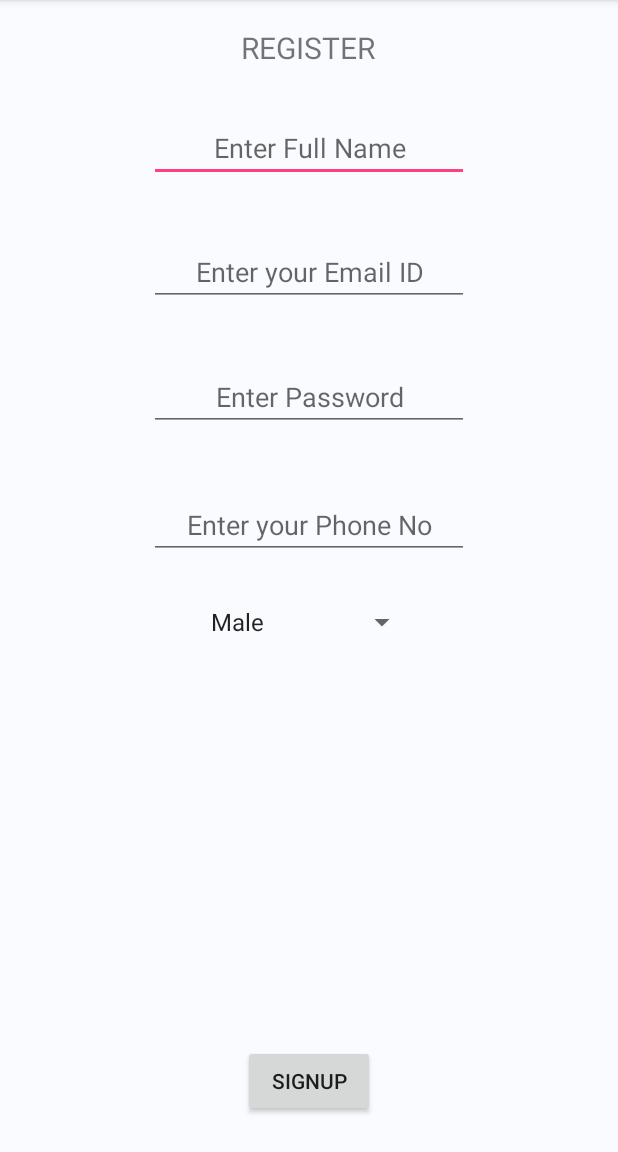
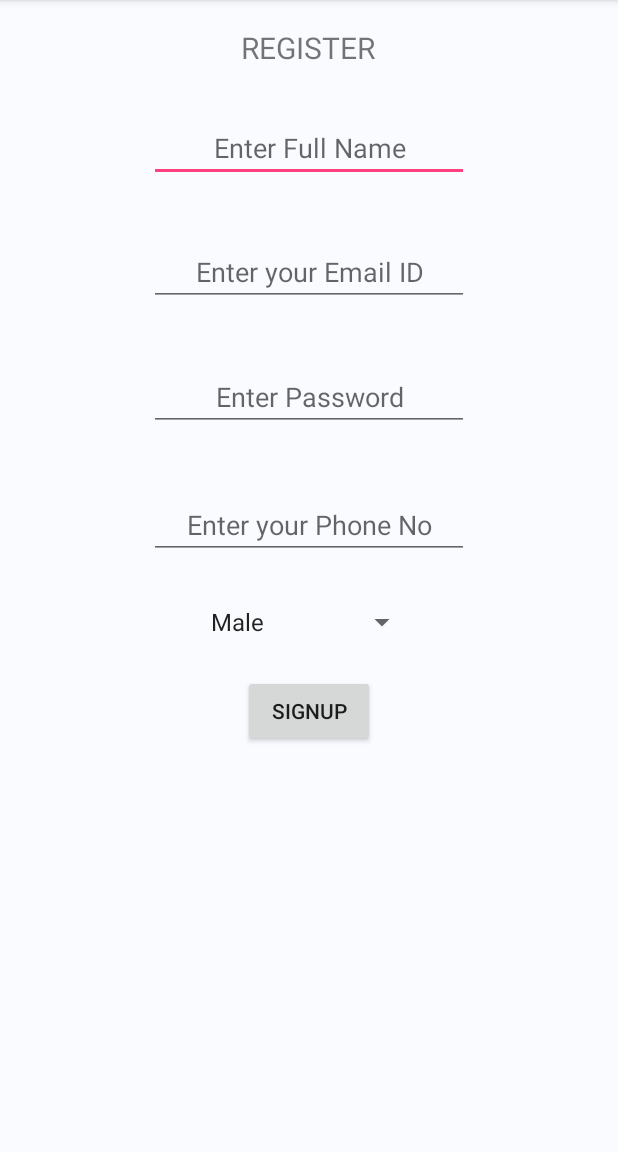
Before and after one commit to hedauakshay/androidLoginApp, an Android app: the Register screen opened directly, with no data from a screen before it, on a phone screen of 412 x 824 dp, the part 84-1236 px from its top. Run offline under Robolectric (Android 15) with nearby library versions, the phone set to English and light mode, and no system bars; our stand-ins replace Firebase (no records; nobody signed in at launch, a user with empty details on screens opened directly).

Commit message:
Activity register update

```diff
--- a/app/src/main/res/layout/activity_register.xml
+++ b/app/src/main/res/layout/activity_register.xml
@@ -88,9 +88,9 @@
         android:id="@+id/register"
         android:layout_width="wrap_content"
         android:layout_height="wrap_content"
-        android:layout_alignParentBottom="true"
+        android:text="SIGNUP"
+        android:layout_below="@+id/gender"
         android:layout_centerHorizontal="true"
-        android:layout_marginBottom="23dp"
-        android:text="SIGNUP" />
+        android:layout_marginTop="23dp" />
 
 </RelativeLayout>
```
Also changed, not shown: app/src/main/java/com/example/student/loginapp/Register.java (+19 -5 lines).
